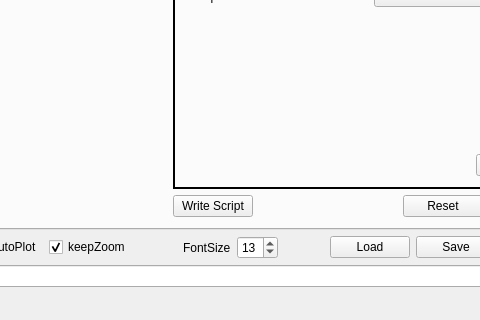
Qt form metabolabpy/ui/metabolabpy_mainwindow.ui (ludwigc/metabolabpy) before a commit; both pictures show x 461 to 941 and y 451 to 771 of the 1054 by 771 pixel window.
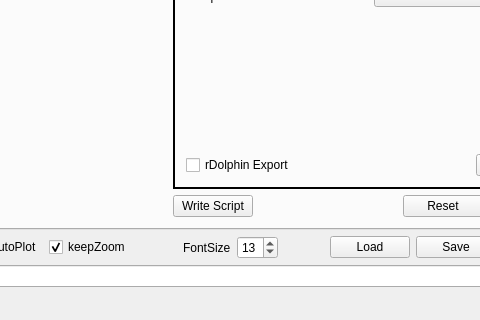
The same form after that commit. The open tabs and pages were chosen to show the change. Custom widgets are drawn as their Qt base class.

Commit message: added rDolphin export and changed load to be backwards compatible

Patch:
```diff
--- a/metabolabpy/ui/metabolabpy_mainwindow.ui
+++ b/metabolabpy/ui/metabolabpy_mainwindow.ui
@@ -933,6 +933,13 @@
               </item>
               <item>
                <layout class="QHBoxLayout" name="horizontalLayout_40">
+                <item>
+                 <widget class="QCheckBox" name="rDolphinExport">
+                  <property name="text">
+                   <string>rDolphin Export</string>
+                  </property>
+                 </widget>
+                </item>
                 <item>
                  <spacer name="horizontalSpacer_31">
                   <property name="orientation">
```
The commit also changes 9 other files.
